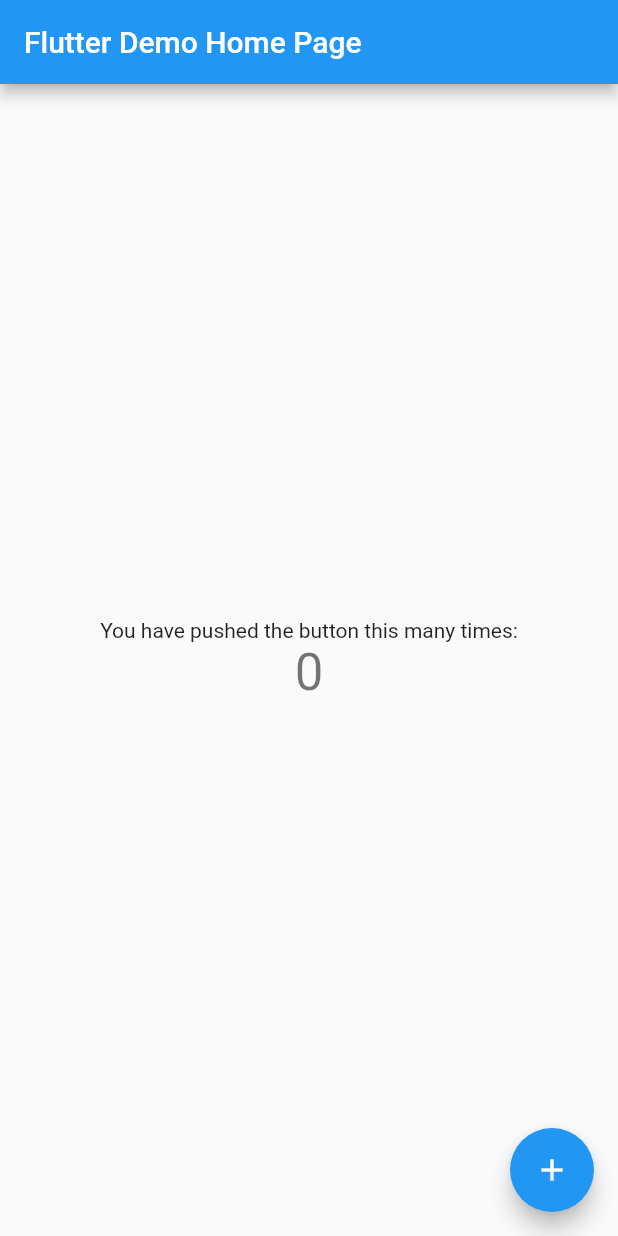
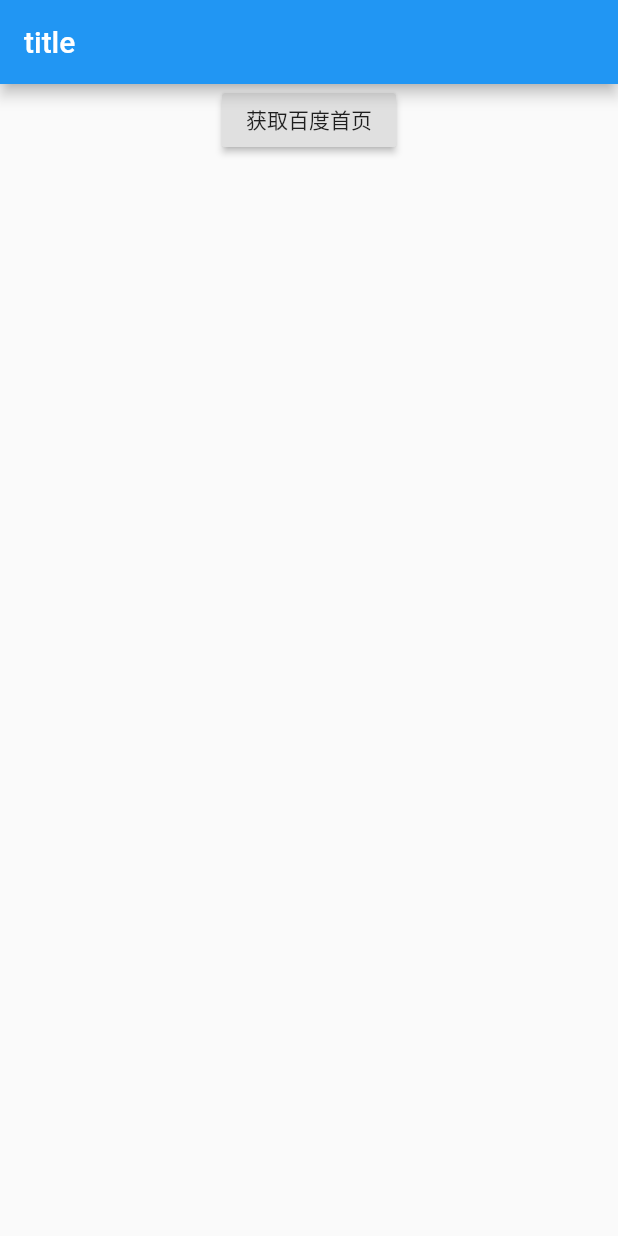
Before and after one commit to hanliang001/flooring, a Flutter app: the screen it shows after launch, on a phone screen of 412 x 824 dp. Run offline on Flutter 3.47's test engine with Material 2 defaults, Android fonts, the phone set to English and light mode, and no system bars.

Commit message:
Add method to get http response

```diff
--- a/lib/main.dart
+++ b/lib/main.dart
@@ -1,5 +1,7 @@
+import 'dart:convert';
+import 'dart:io';
+
 import 'package:flutter/material.dart';
-
 void main() => runApp(MyApp());
 
 class MyApp extends StatelessWidget {
@@ -20,92 +22,73 @@ class MyApp extends StatelessWidget {
         // is not restarted.
         primarySwatch: Colors.blue,
       ),
-      home: MyHomePage(title: 'Flutter Demo Home Page'),
+      home: new Scaffold(
+        appBar: AppBar(
+          title: Text('title'),
+        ),
+        body: new HttpTestRoute(),
+      )
     );
   }
 }
 
-class MyHomePage extends StatefulWidget {
-  MyHomePage({Key key, this.title}) : super(key: key);
-
-  // This widget is the home page of your application. It is stateful, meaning
-  // that it has a State object (defined below) that contains fields that affect
-  // how it looks.
-
-  // This class is the configuration for the state. It holds the values (in this
-  // case the title) provided by the parent (in this case the App widget) and
-  // used by the build method of the State. Fields in a Widget subclass are
-  // always marked "final".
-
-  final String title;
-
+class HttpTestRoute extends StatefulWidget {
   @override
-  _MyHomePageState createState() => _MyHomePageState();
+  _HttpTestRouteState createState() => new _HttpTestRouteState();
 }
 
-class _MyHomePageState extends State<MyHomePage> {
-  int _counter = 0;
-
-  void _incrementCounter() {
-    setState(() {
-      // This call to setState tells the Flutter framework that something has
-      // changed in this State, which causes it to rerun the build method below
-      // so that the display can reflect the updated values. If we changed
-      // _counter without calling setState(), then the build method would not be
-      // called again, and so nothing would appear to happen.
-      _counter++;
-    });
-  }
+class _HttpTestRouteState extends State<HttpTestRoute> {
+  bool _loading = false;
+  String _text = "";
 
   @override
   Widget build(BuildContext context) {
-    // This method is rerun every time setState is called, for instance as done
-    // by the _incrementCounter method above.
-    //
-    // The Flutter framework has been optimized to make rerunning build methods
-    // fast, so that you can just rebuild anything that needs updating rather
-    // than having to individually change instances of widgets.
-    return Scaffold(
-      appBar: AppBar(
-        // Here we take the value from the MyHomePage object that was created by
-        // the App.build method, and use it to set our appbar title.
-        title: Text(widget.title),
-      ),
-      body: Center(
-        // Center is a layout widget. It takes a single child and positions it
-        // in the middle of the parent.
+    return ConstrainedBox(
+      constraints: BoxConstraints.expand(),
+      child: SingleChildScrollView(
         child: Column(
-          // Column is also layout widget. It takes a list of children and
-          // arranges them vertically. By default, it sizes itself to fit its
-          // children horizontally, and tries to be as tall as its parent.
-          //
-          // Invoke "debug painting" (press "p" in the console, choose the
-          // "Toggle Debug Paint" action from the Flutter Inspector in Android
-          // Studio, or the "Toggle Debug Paint" command in Visual Studio Code)
-          // to see the wireframe for each widget.
-          //
-          // Column has various properties to control how it sizes itself and
-          // how it positions its children. Here we use mainAxisAlignment to
-          // center the children vertically; the main axis here is the vertical
-          // axis because Columns are vertical (the cross axis would be
-          // horizontal).
-          mainAxisAlignment: MainAxisAlignment.center,
           children: <Widget>[
-            Text(
-              'You have pushed the button this many times:',
+            RaisedButton(
+                child: Text("获取百度首页"),
+                onPressed: _loading ? null : () async {
+                  setState(() {
+                    _loading = true;
+                    _text = "正在请求...";
+                  });
+                  try {
+                    //创建一个HttpClient
+                    HttpClient httpClient = new HttpClient();
+                    //打开Http连接
+                    HttpClientRequest request = await httpClient.getUrl(
+                        Uri.parse("https://www.baidu.com"));
+                    //使用iPhone的UA
+                    request.headers.add("user-agent", "Mozilla/5.0 (iPhone; CPU iPhone OS 10_3_1 like Mac OS X) AppleWebKit/603.1.30 (KHTML, like Gecko) Version/10.0 Mobile/14E304 Safari/602.1");
+                    //等待连接服务器（会将请求信息发送给服务器）
+                    HttpClientResponse response = await request.close();
+                    //读取响应内容
+                    _text = await response.transform(utf8.decoder).join();
+                    //输出响应头
+                    print(response.headers);
+
+                    //关闭client后，通过该client发起的所有请求都会中止。
+                    httpClient.close();
+
+                  } catch (e) {
+                    _text = "请求失败：$e";
+                  } finally {
+                    setState(() {
+                      _loading = false;
+                    });
+                  }
+                }
             ),
-            Text(
-              '$_counter',
-              style: Theme.of(context).textTheme.display1,
-            ),
+            Container(
+                width: MediaQuery.of(context).size.width-50.0,
+                child: Text(_text.replaceAll(new RegExp(r"\s"), ""))
+            )
           ],
         ),
       ),
-      floatingActionButton: FloatingActionButton(
-        onPressed: _incrementCounter,
-        tooltip: 'Increment',
-        child: Icon(Icons.add),
-      ), // This trailing comma makes auto-formatting nicer for build methods.
     );
   }
 }
```
Also changed, not shown: lib/login.dart (+59 -3 lines).
